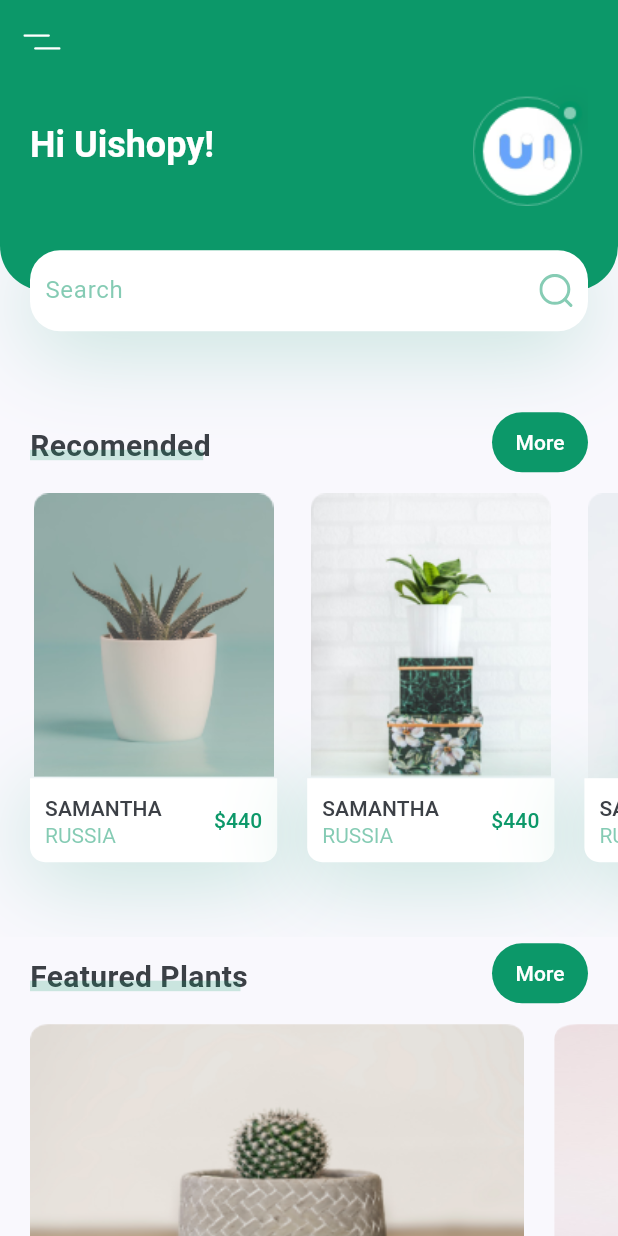
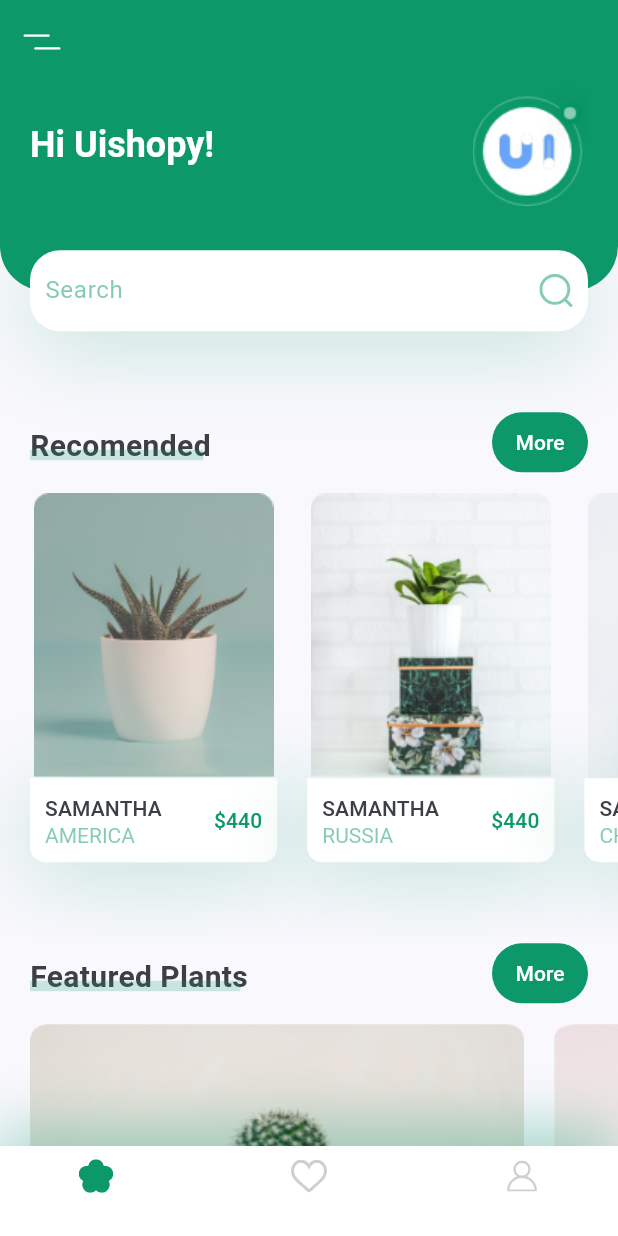
Before and after one commit to adel7ussein/Plant-App, a Flutter app: the screen it shows after launch, on a phone screen of 412 x 824 dp. Run offline on Flutter 3.47's test engine with Material 3 defaults, Android fonts, the phone set to English and light mode, and no system bars; our stand-ins replace flutter_svg.

Commit message:
Create custom bottomNavBar and add it to homeScreen

```diff
--- /dev/null
+++ b/lib/screens/home/component/custom_bottom_nav_bar.dart
@@ -0,0 +1,43 @@
+import 'package:flutter/material.dart';
+import 'package:flutter_svg/svg.dart';
+import 'package:plant_app/constants.dart';
+
+class CustomBottomNavBar extends StatelessWidget {
+  const CustomBottomNavBar({
+    super.key,
+  });
+
+  @override
+  Widget build(BuildContext context) {
+    return Container(
+      padding: const EdgeInsets.only(
+          right: kDefaultPadding * 2,
+          left: kDefaultPadding * 2,
+          bottom: kDefaultPadding),
+      height: 60,
+      decoration: BoxDecoration(color: Colors.white, boxShadow: [
+        BoxShadow(
+            offset: const Offset(0, -10),
+            blurRadius: 35,
+            color: kPrimaryColor.withOpacity(0.38))
+      ]),
+      child: Row(
+        mainAxisAlignment: MainAxisAlignment.spaceBetween,
+        children: [
+          IconButton(
+              onPressed: () {},
+              iconSize: 80,
+              icon: SvgPicture.asset("assets/icons/flower.svg")),
+          IconButton(
+              onPressed: () {},
+              iconSize: 80,
+              icon: SvgPicture.asset("assets/icons/heart-icon.svg")),
+          IconButton(
+              onPressed: () {},
+              iconSize: 80,
+              icon: SvgPicture.asset("assets/icons/user-icon.svg")),
+        ],
+      ),
+    );
+  }
+}
--- a/lib/screens/home/component/recommended_listof_plants.dart
+++ b/lib/screens/home/component/recommended_listof_plants.dart
@@ -15,7 +15,7 @@ class RecommendedListOfPlants extends StatelessWidget {
           CustomRecommendPlantCard(
             image: "assets/images/image_1.png",
             title: "Samantha",
-            country: "Russia",
+            country: "America",
             price: 440,
             press: () {},
           ),
@@ -29,7 +29,7 @@ class RecommendedListOfPlants extends StatelessWidget {
           CustomRecommendPlantCard(
             image: "assets/images/image_3.png",
             title: "Samantha",
-            country: "Russia",
+            country: "China",
             price: 440,
             press: () {},
           ),
--- a/lib/screens/home/home_screen.dart
+++ b/lib/screens/home/home_screen.dart
@@ -1,18 +1,21 @@
 import 'package:flutter/material.dart';
 import 'package:flutter_svg/flutter_svg.dart';
 import 'package:plant_app/screens/home/component/body.dart';
+import 'package:plant_app/screens/home/component/custom_bottom_nav_bar.dart';
 
 class HomeScreen extends StatelessWidget {
   const HomeScreen({super.key});
 
   @override
   Widget build(BuildContext context) {
-    return  Scaffold(
+    return Scaffold(
       appBar: AppBar(
         elevation: 0,
-        leading: IconButton(onPressed: (){}, icon: SvgPicture.asset("assets/icons/menu.svg")),
+        leading: IconButton(
+            onPressed: () {}, icon: SvgPicture.asset("assets/icons/menu.svg")),
       ),
-    body: const Body(),
+      body: const Body(),
+      bottomNavigationBar: const CustomBottomNavBar(),
     );
   }
 }
```
